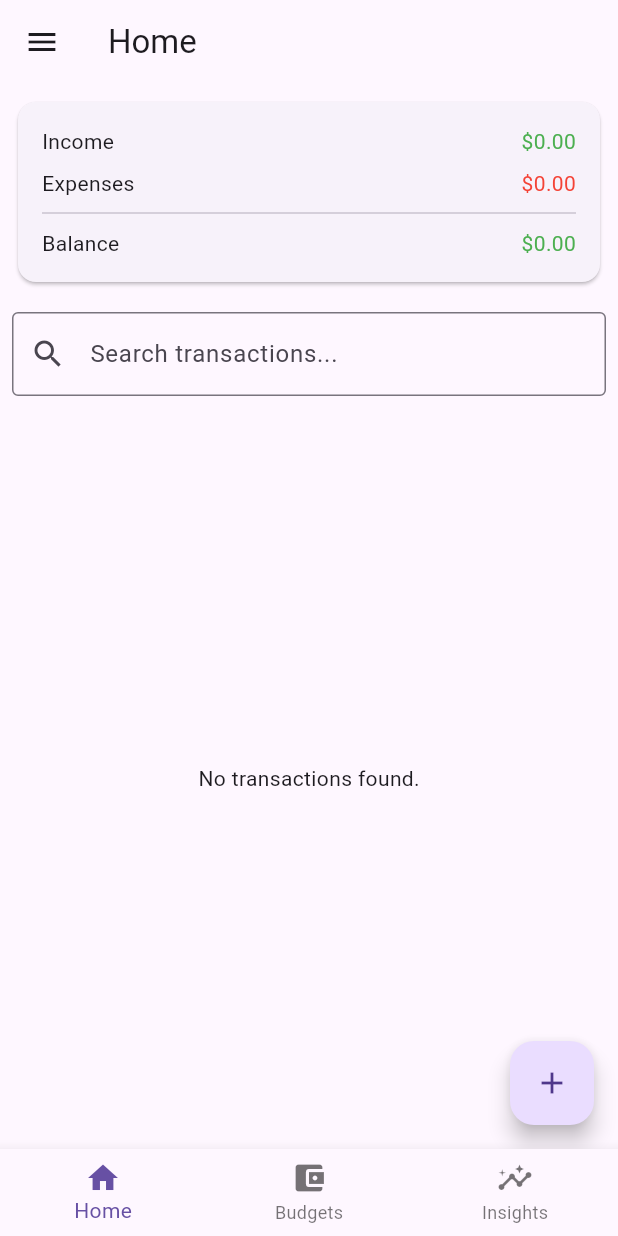
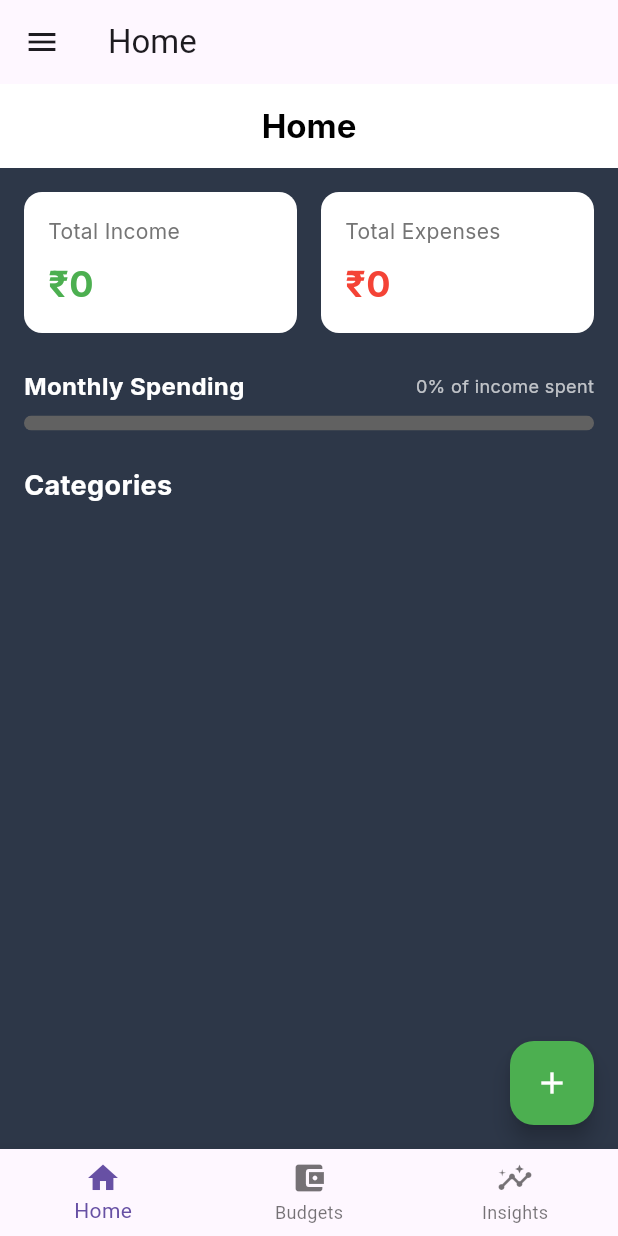
Before and after one commit to dishant-ramani/Expense-Tracker, a Flutter app: the screen it shows after launch, on a phone screen of 412 x 824 dp. Run offline on Flutter 3.47's test engine with Material 3 defaults, Android fonts, the phone set to English and light mode, and no system bars; our stand-ins replace fl_chart, google_fonts, hive, hive_flutter, shared_preferences; accounts and stored records are empty.

Commit message:
home screen UI changed

```diff
--- a/lib/screens/home_screen.dart
+++ b/lib/screens/home_screen.dart
@@ -1,237 +1,154 @@
 import 'package:flutter/material.dart';
-import 'package:flutter_staggered_animations/flutter_staggered_animations.dart';
-import 'package:myapp/models/transaction.dart';
+import 'package:google_fonts/google_fonts.dart';
+import 'package:intl/intl.dart';
 import 'package:myapp/providers/category_provider.dart';
 import 'package:myapp/providers/transaction_provider.dart';
 import 'package:myapp/screens/add_transaction_screen.dart';
-import 'package:myapp/screens/edit_transaction_screen.dart';
 import 'package:provider/provider.dart';
 
-class HomeScreen extends StatefulWidget {
+class HomeScreen extends StatelessWidget {
   const HomeScreen({super.key});
-
-  @override
-  State<HomeScreen> createState() => _HomeScreenState();
-}
-
-class _HomeScreenState extends State<HomeScreen> {
-  final TextEditingController _searchController = TextEditingController();
-  List<Transaction> _filteredTransactions = [];
-
-  @override
-  void initState() {
-    super.initState();
-    _searchController.addListener(_filterTransactions);
-  }
-
-  void _filterTransactions() {
-    final transactionProvider = Provider.of<TransactionProvider>(context, listen: false);
-    final categoryProvider = Provider.of<CategoryProvider>(context, listen: false);
-    final query = _searchController.text.toLowerCase();
-    setState(() {
-      _filteredTransactions = transactionProvider.transactions.where((transaction) {
-        final category = categoryProvider.categories.firstWhere((cat) => cat.id == transaction.categoryId);
-        return (transaction.note?.toLowerCase() ?? '').contains(query) ||
-            category.name.toLowerCase().contains(query);
-      }).toList();
-    });
-  }
-
-  @override
-  void didChangeDependencies() {
-    super.didChangeDependencies();
-    _filterTransactions();
-  }
 
   @override
   Widget build(BuildContext context) {
     final transactionProvider = Provider.of<TransactionProvider>(context);
     final categoryProvider = Provider.of<CategoryProvider>(context);
-    final transactions = transactionProvider.transactions;
-    if (_searchController.text.isEmpty) {
-      _filteredTransactions = transactions;
-    }
 
-    double totalIncome = transactionProvider.transactions
+    final totalIncome = transactionProvider.transactions
         .where((t) => t.type == 'income')
-        .fold(0, (sum, t) => sum + t.amount);
-    double totalExpenses = transactionProvider.transactions
+        .fold(0.0, (sum, t) => sum + t.amount);
+    final totalExpenses = transactionProvider.transactions
         .where((t) => t.type == 'expense')
-        .fold(0, (sum, t) => sum + t.amount);
-    double balance = totalIncome - totalExpenses;
+        .fold(0.0, (sum, t) => sum + t.amount);
+    final monthlySpendingPercentage = totalIncome > 0 ? (totalExpenses / totalIncome).clamp(0.0, 1.0) : 0.0;
+
+    final recentTransactions = transactionProvider.transactions.take(5).toList();
 
     return Scaffold(
+      backgroundColor: const Color(0xFF2D3748),
+      appBar: AppBar(
+        backgroundColor: Colors.white,
+        elevation: 0,
+        centerTitle: true,
+        title: Text('Home', style: GoogleFonts.inter(fontWeight: FontWeight.bold, color: Colors.black)),
+      ),
+      body: SingleChildScrollView(
+        padding: const EdgeInsets.all(16.0),
+        child: Column(
+          crossAxisAlignment: CrossAxisAlignment.start,
+          children: [
+            Row(
+              children: [
+                Expanded(child: _buildSummaryCard('Total Income', totalIncome, Colors.green, isIncome: true)),
+                const SizedBox(width: 16),
+                Expanded(child: _buildSummaryCard('Total Expenses', totalExpenses, Colors.red, isIncome: false)),
+              ],
+            ),
+            const SizedBox(height: 24),
+            _buildMonthlySpending(monthlySpendingPercentage),
+            const SizedBox(height: 24),
+            Text('Categories', style: GoogleFonts.inter(fontSize: 18, fontWeight: FontWeight.bold, color: Colors.white)),
+            const SizedBox(height: 16),
+            ...recentTransactions.map((transaction) {
+              final category = categoryProvider.categories.firstWhere((cat) => cat.id == transaction.categoryId, orElse: () => categoryProvider.categories.first);
+              return _buildCategoryTile(transaction, category, context);
+            }).toList(),
+          ],
+        ),
+      ),
       floatingActionButton: FloatingActionButton(
         onPressed: () {
           Navigator.push(
             context,
-            MaterialPageRoute(
-              builder: (context) => const AddTransactionScreen(),
+            MaterialPageRoute(builder: (context) => const AddTransactionScreen()),
+          );
+        },
+        backgroundColor: Colors.green,
+        child: const Icon(Icons.add, color: Colors.white),
       ),
     );
-        },
-        child: const Icon(Icons.add),
+  }
+
+  Widget _buildSummaryCard(String title, double amount, Color color, {required bool isIncome}) {
+    return Container(
+      padding: const EdgeInsets.all(16),
+      decoration: BoxDecoration(
+        color: Colors.white,
+        borderRadius: BorderRadius.circular(12),
       ),
-      body: Column(
+      child: Column(
+        crossAxisAlignment: CrossAxisAlignment.start,
         children: [
-          Padding(
-            padding: const EdgeInsets.all(8.0),
-            child: Card(
-              child: Padding(
-                padding: const EdgeInsets.all(16.0),
-                child: Column(
+          Text(title, style: GoogleFonts.inter(fontSize: 14, color: Colors.grey[600])),
+          const SizedBox(height: 8),
+          Text(
+            '₹${NumberFormat('#,##0', 'en_IN').format(amount)}',
+            style: GoogleFonts.inter(fontSize: 24, fontWeight: FontWeight.bold, color: color),
+          ),
+        ],
+      ),
+    );
+  }
+
+  Widget _buildMonthlySpending(double percentage) {
+    return Column(
+      crossAxisAlignment: CrossAxisAlignment.start,
       children: [
         Row(
           mainAxisAlignment: MainAxisAlignment.spaceBetween,
           children: [
-                        const Text('Income'),
-                        Text(
-                          '\$${totalIncome.toStringAsFixed(2)}',
-                          style: const TextStyle(color: Colors.green),
-                        ),
+            Text('Monthly Spending', style: GoogleFonts.inter(fontSize: 16, fontWeight: FontWeight.bold, color: Colors.white)),
+            Text('${(percentage * 100).toStringAsFixed(0)}% of income spent', style: GoogleFonts.inter(fontSize: 12, color: Colors.white70)),
           ],
         ),
         const SizedBox(height: 8),
-                    Row(
-                      mainAxisAlignment: MainAxisAlignment.spaceBetween,
-                      children: [
-                        const Text('Expenses'),
-                        Text(
-                          '\$${totalExpenses.toStringAsFixed(2)}',
-                          style: const TextStyle(color: Colors.red),
-                        ),
-                      ],
-                    ),
-                    const Divider(height: 20),
-                    Row(
-                      mainAxisAlignment: MainAxisAlignment.spaceBetween,
-                      children: [
-                        const Text('Balance'),
-                        Text(
-                          '\$${balance.toStringAsFixed(2)}',
-                          style: TextStyle(
-                            color: balance >= 0 ? Colors.green : Colors.red,
+        ClipRRect(
+          borderRadius: BorderRadius.circular(10),
+          child: LinearProgressIndicator(
+            value: percentage,
+            backgroundColor: Colors.grey[700],
+            valueColor: const AlwaysStoppedAnimation<Color>(Colors.green),
+            minHeight: 10,
           ),
         ),
       ],
+    );
+  }
+
+  Widget _buildCategoryTile(dynamic transaction, dynamic category, BuildContext context) {
+    final isIncome = transaction.type == 'income';
+    final color = isIncome ? Colors.green : Colors.red;
+
+    return Container(
+      margin: const EdgeInsets.only(bottom: 12),
+      padding: const EdgeInsets.all(16),
+      decoration: BoxDecoration(
+        color: Colors.white,
+        borderRadius: BorderRadius.circular(12),
       ),
+      child: Row(
+        children: [
+          Container(
+            padding: const EdgeInsets.all(10),
+            decoration: BoxDecoration(
+              color: color.withOpacity(0.1),
+              shape: BoxShape.circle,
+            ),
+            child: Icon(IconData(category.iconCodePoint, fontFamily: 'MaterialIcons'), color: color, size: 24),
+          ),
+          const SizedBox(width: 12),
+          Expanded(
+            child: Column(
+              crossAxisAlignment: CrossAxisAlignment.start,
+              children: [
+                Text(category.name, style: GoogleFonts.inter(fontSize: 16, fontWeight: FontWeight.w600)),
+                Text(isIncome ? 'Income' : 'Expense', style: GoogleFonts.inter(fontSize: 12, color: Colors.grey[500])),
               ],
             ),
           ),
-            ),
-          ),
-          Padding(
-            padding: const EdgeInsets.all(8.0),
-            child: TextField(
-              controller: _searchController,
-              decoration: const InputDecoration(
-                hintText: 'Search transactions...',
-                prefixIcon: Icon(Icons.search),
-                border: OutlineInputBorder(),
-              ),
-            ),
-          ),
-          Expanded(
-            child: _filteredTransactions.isEmpty
-                ? const Center(child: Text('No transactions found.'))
-                : AnimationLimiter(
-                    child: ListView.builder(
-                      itemCount: _filteredTransactions.length,
-                      itemBuilder: (context, index) {
-                        final transaction = _filteredTransactions[index];
-                        final category = categoryProvider.categories.firstWhere((cat) => cat.id == transaction.categoryId);
-                        return AnimationConfiguration.staggeredList(
-                          position: index,
-                          duration: const Duration(milliseconds: 375),
-                          child: SlideAnimation(
-                            verticalOffset: 50.0,
-                            child: FadeInAnimation(
-                              child: ListTile(
-                                title: Text(category.name),
-                                subtitle: Text(transaction.note ?? ''),
-                                trailing: Row(
-                                  mainAxisSize: MainAxisSize.min,
-                                  children: [
           Text(
-                                      '${transaction.amount}',
-                                      style: TextStyle(
-                                        color: transaction.type == 'income'
-                                            ? Colors.green
-                                            : Colors.red,
-                                      ),
-                                    ),
-                                    IconButton(
-                                      icon: const Icon(Icons.edit),
-                                      onPressed: () {
-                                        Navigator.push(
-                                          context,
-                                          MaterialPageRoute(
-                                            builder: (context) =>
-                                                EditTransactionScreen(
-                                                  transaction: transaction,
-                                                ),
-                                          ),
-                                        );
-                                      },
-                                    ),
-                                    IconButton(
-                                      icon: const Icon(Icons.delete),
-                                      onPressed: () {
-                                        showDialog(
-                                          context: context,
-                                          builder: (BuildContext context) {
-                                            return AlertDialog(
-                                              title: const Text(
-                                                'Confirm Deletion',
-                                              ),
-                                              content: const Text(
-                                                'Are you sure you want to delete this transaction?',
-                                              ),
-                                              actions: <Widget>[
-                                                TextButton(
-                                                  child: const Text('Cancel'),
-                                                  onPressed: () {
-                                                    Navigator.of(context).pop();
-                                                  },
-                                                ),
-                                                TextButton(
-                                                  child: const Text('Delete'),
-                                                  onPressed: () {
-                                                    Provider.of<
-                                                          TransactionProvider>(
-                                                          context,
-                                                          listen: false,
-                                                        )
-                                                        .deleteTransaction(
-                                                          transaction.id,
-                                                        );
-                                                    Navigator.of(context).pop();
-                                                    ScaffoldMessenger.of(
-                                                      context,
-                                                    ).showSnackBar(
-                                                      const SnackBar(
-                                                        content: Text(
-                                                          'Transaction deleted',
-                                                        ),
-                                                      ),
-                                                    );
-                                                  },
-                                                ),
-                                              ],
-                                            );
-                                          },
-                                        );
-                                      },
-                                    ),
-                                  ],
-                                ),
-                              ),
-                            ),
-                          ),
-                        );
-                      },
-                    ),
-                  ),
+            '${isIncome ? '+' : '-'}₹${NumberFormat('#,##0', 'en_IN').format(transaction.amount)}',
+            style: GoogleFonts.inter(fontSize: 16, fontWeight: FontWeight.bold, color: color),
           ),
         ],
       ),
```
Lines whose indentation alone changed are shown as unchanged.
